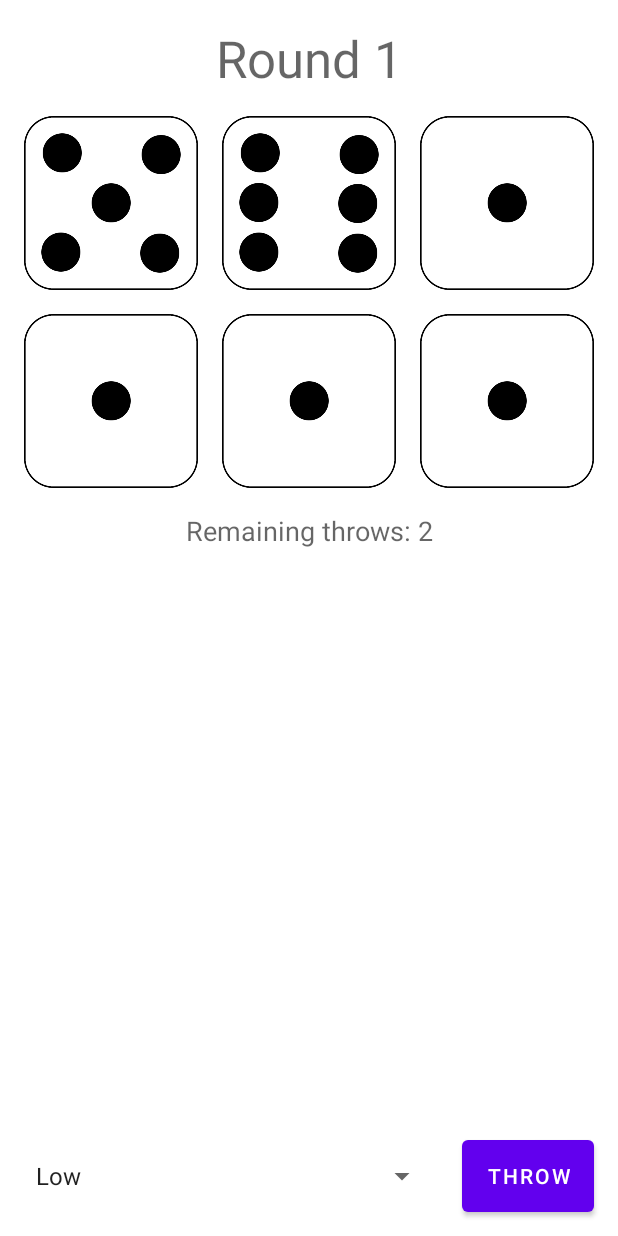
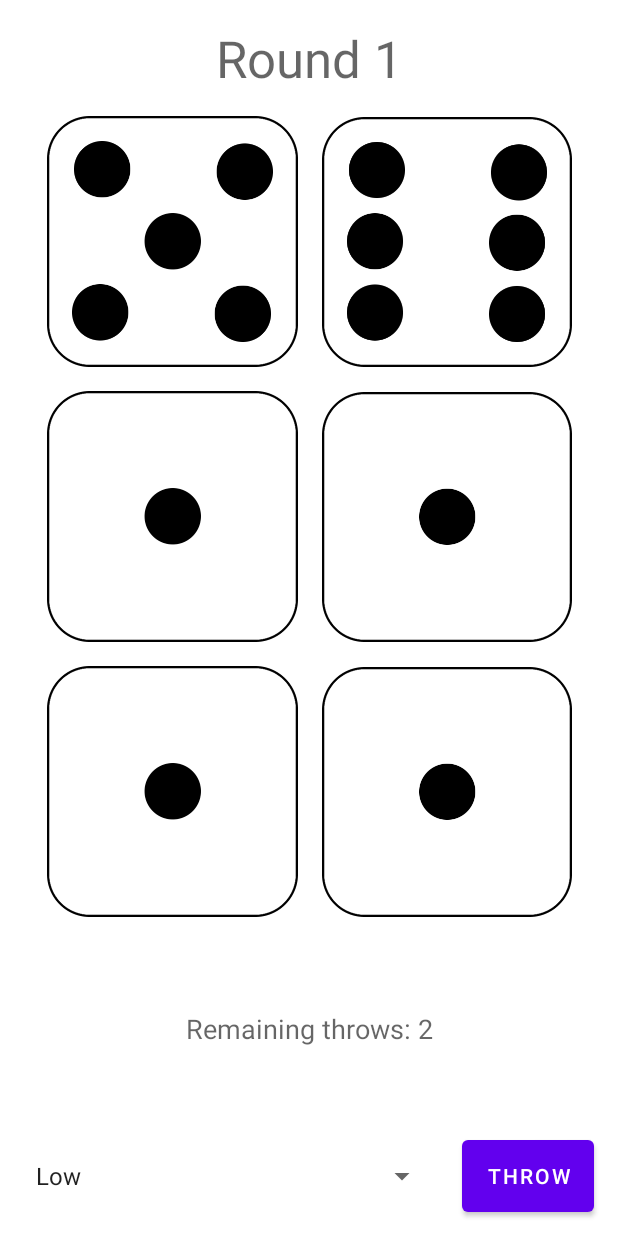
Before and after one commit to konradrej/Thirty, an Android app: the screen it shows after launch (MainActivity), on a phone screen of 412 x 824 dp. Run offline under Robolectric (Android 15) with nearby library versions, the phone set to English and light mode, and no system bars.

Commit message:
Adjust main view layout

```diff
--- a/app/src/main/res/layout/activity_main.xml
+++ b/app/src/main/res/layout/activity_main.xml
@@ -8,11 +8,10 @@
 
     <LinearLayout
         android:id="@+id/linearLayout"
-        android:layout_width="0dp"
+        android:layout_width="350dp"
         android:layout_height="wrap_content"
         android:orientation="vertical"
         app:layout_constraintEnd_toStartOf="@+id/space"
-        app:layout_constraintHorizontal_bias="0.454"
         app:layout_constraintStart_toEndOf="@+id/space2"
         app:layout_constraintTop_toBottomOf="@+id/space9">
 
@@ -62,10 +61,16 @@
                     app:srcCompat="@drawable/white1" />
             </androidx.constraintlayout.widget.ConstraintLayout>
 
-            <Space
-                android:layout_width="@dimen/spacing"
-                android:layout_height="match_parent"
-                android:layout_weight="00" />
+        </LinearLayout>
+
+        <Space
+            android:layout_width="match_parent"
+            android:layout_height="@dimen/spacing" />
+
+        <LinearLayout
+            android:layout_width="match_parent"
+            android:layout_height="wrap_content"
+            android:orientation="horizontal">
 
             <androidx.constraintlayout.widget.ConstraintLayout
                 android:layout_width="190dp"
@@ -74,6 +79,29 @@
 
                 <ImageView
                     android:id="@+id/diceView3"
+                    android:layout_width="0dp"
+                    android:layout_height="0dp"
+                    android:layout_weight="1"
+                    app:layout_constraintBottom_toBottomOf="parent"
+                    app:layout_constraintDimensionRatio="H,1:1"
+                    app:layout_constraintEnd_toEndOf="parent"
+                    app:layout_constraintStart_toStartOf="parent"
+                    app:layout_constraintTop_toTopOf="parent"
+                    app:srcCompat="@drawable/white1" />
+            </androidx.constraintlayout.widget.ConstraintLayout>
+
+            <Space
+                android:layout_width="@dimen/spacing"
+                android:layout_height="match_parent"
+                android:layout_weight="0" />
+
+            <androidx.constraintlayout.widget.ConstraintLayout
+                android:layout_width="190dp"
+                android:layout_height="match_parent"
+                android:layout_weight="1">
+
+                <ImageView
+                    android:id="@+id/diceView4"
                     android:layout_width="0dp"
                     android:layout_height="0dp"
                     android:layout_weight="1"
@@ -102,29 +130,6 @@
                 android:layout_weight="1">
 
                 <ImageView
-                    android:id="@+id/diceView4"
-                    android:layout_width="0dp"
-                    android:layout_height="0dp"
-                    android:layout_weight="1"
-                    app:layout_constraintBottom_toBottomOf="parent"
-                    app:layout_constraintDimensionRatio="H,1:1"
-                    app:layout_constraintEnd_toEndOf="parent"
-                    app:layout_constraintStart_toStartOf="parent"
-                    app:layout_constraintTop_toTopOf="parent"
-                    app:srcCompat="@drawable/white1" />
-            </androidx.constraintlayout.widget.ConstraintLayout>
-
-            <Space
-                android:layout_width="@dimen/spacing"
-                android:layout_height="match_parent"
-                android:layout_weight="0" />
-
-            <androidx.constraintlayout.widget.ConstraintLayout
-                android:layout_width="190dp"
-                android:layout_height="match_parent"
-                android:layout_weight="1">
-
-                <ImageView
                     android:id="@+id/diceView5"
                     android:layout_width="0dp"
                     android:layout_height="0dp"
@@ -132,8 +137,10 @@
                     app:layout_constraintBottom_toBottomOf="parent"
                     app:layout_constraintDimensionRatio="H,1:1"
                     app:layout_constraintEnd_toEndOf="parent"
+                    app:layout_constraintHorizontal_bias="0.0"
                     app:layout_constraintStart_toStartOf="parent"
                     app:layout_constraintTop_toTopOf="parent"
+                    app:layout_constraintVertical_bias="1.0"
                     app:srcCompat="@drawable/white1" />
             </androidx.constraintlayout.widget.ConstraintLayout>
 
@@ -159,7 +166,6 @@
                     app:layout_constraintTop_toTopOf="parent"
                     app:srcCompat="@drawable/white1" />
             </androidx.constraintlayout.widget.ConstraintLayout>
-
         </LinearLayout>
 
     </LinearLayout>
@@ -247,17 +253,10 @@
         android:layout_height="wrap_content"
         android:text="@string/remaining_throws"
         android:textAppearance="@style/TextAppearance.AppCompat.Medium"
+        app:layout_constraintBottom_toTopOf="@+id/space7"
         app:layout_constraintEnd_toStartOf="@+id/space"
         app:layout_constraintStart_toEndOf="@+id/space2"
         app:layout_constraintTop_toBottomOf="@+id/space6" />
-
-    <Space
-        android:id="@+id/space8"
-        android:layout_width="0dp"
-        android:layout_height="@dimen/spacing"
-        app:layout_constraintEnd_toStartOf="@+id/space"
-        app:layout_constraintStart_toEndOf="@+id/space2"
-        app:layout_constraintTop_toBottomOf="@+id/remainingThrows" />
 
     <TextView
         android:id="@+id/currentRound"
```
